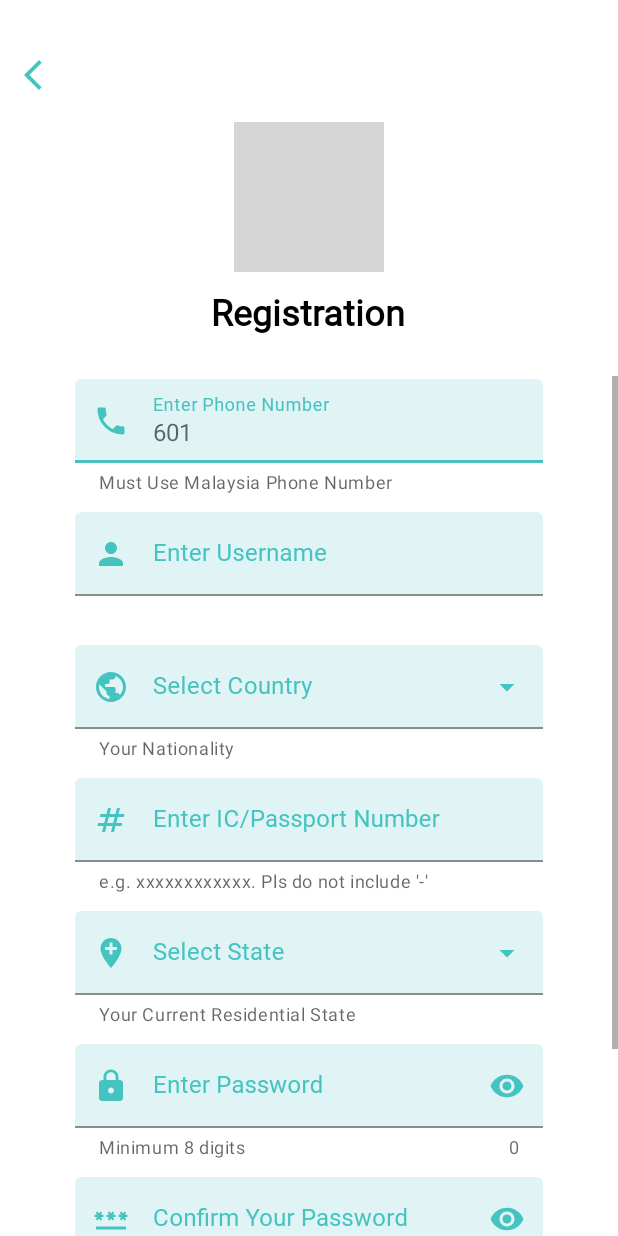
After one commit to ChanZH0525/TraceCovid, an Android app: the register screen opened directly, with no data from a screen before it, on a phone screen of 412 x 824 dp. The commit adds this screen. Run offline under Robolectric (Android 15) with nearby library versions, the phone set to English and light mode, and no system bars; grey boxes are pictures that could not be loaded.

Commit message:
Add Register Page

```diff
--- /dev/null
+++ b/TraceCovid/app/src/main/java/com/example/tracecovid/register.kt
@@ -0,0 +1,28 @@
+package com.example.tracecovid
+
+import androidx.appcompat.app.AppCompatActivity
+import android.os.Bundle
+import android.widget.ArrayAdapter
+import android.widget.AutoCompleteTextView
+
+class register : AppCompatActivity() {
+    override fun onCreate(savedInstanceState: Bundle?) {
+        super.onCreate(savedInstanceState)
+        setContentView(R.layout.activity_register)
+    }
+
+    override fun onResume(){
+        super.onResume()
+
+        val dropdown_country = findViewById<AutoCompleteTextView>(R.id.dropdown_country)
+        val countries = resources.getStringArray(R.array.countries)
+        val arrayAdapter_country = ArrayAdapter(this, R.layout.dropdown_list, countries)
+        dropdown_country.setAdapter(arrayAdapter_country)
+
+        val dropdown_state = findViewById<AutoCompleteTextView>(R.id.dropdown_state)
+        val states = resources.getStringArray(R.array.states)
+        val arrayAdapter_state = ArrayAdapter(this, R.layout.dropdown_list, states)
+        dropdown_country.setAdapter(arrayAdapter_state)
+    }
+
+}
--- /dev/null
+++ b/TraceCovid/app/src/main/res/drawable/ic_baseline_add_location_24.xml
@@ -0,0 +1,5 @@
+<vector android:height="24dp" android:tint="#000000"
+    android:viewportHeight="24" android:viewportWidth="24"
+    android:width="24dp" xmlns:android="http://schemas.android.com/apk/res/android">
+    <path android:fillColor="@android:color/white" android:pathData="M12,2C8.14,2 5,5.14 5,9c0,5.25 7,13 7,13s7,-7.75 7,-13c0,-3.86 -3.14,-7 -7,-7zM16,10h-3v3h-2v-3L8,10L8,8h3L11,5h2v3h3v2z"/>
+</vector>
--- /dev/null
+++ b/TraceCovid/app/src/main/res/drawable/ic_baseline_arrow_drop_down_24.xml
@@ -0,0 +1,5 @@
+<vector android:height="24dp" android:tint="#000000"
+    android:viewportHeight="24" android:viewportWidth="24"
+    android:width="24dp" xmlns:android="http://schemas.android.com/apk/res/android">
+    <path android:fillColor="@android:color/white" android:pathData="M7,10l5,5 5,-5z"/>
+</vector>
--- /dev/null
+++ b/TraceCovid/app/src/main/res/drawable/ic_baseline_numbers_24.xml
@@ -0,0 +1,5 @@
+<vector android:height="24dp" android:tint="#000000"
+    android:viewportHeight="24" android:viewportWidth="24"
+    android:width="24dp" xmlns:android="http://schemas.android.com/apk/res/android">
+    <path android:fillColor="@android:color/white" android:pathData="M20.5,10L21,8h-4l1,-4h-2l-1,4h-4l1,-4h-2L9,8H5l-0.5,2h4l-1,4h-4L3,16h4l-1,4h2l1,-4h4l-1,4h2l1,-4h4l0.5,-2h-4l1,-4H20.5zM13.5,14h-4l1,-4h4L13.5,14z"/>
+</vector>
--- /dev/null
+++ b/TraceCovid/app/src/main/res/drawable/ic_baseline_password_24.xml
@@ -0,0 +1,5 @@
+<vector android:height="24dp" android:tint="#000000"
+    android:viewportHeight="24" android:viewportWidth="24"
+    android:width="24dp" xmlns:android="http://schemas.android.com/apk/res/android">
+    <path android:fillColor="@android:color/white" android:pathData="M2,17h20v2H2V17zM3.15,12.95L4,11.47l0.85,1.48l1.3,-0.75L5.3,10.72H7v-1.5H5.3l0.85,-1.47L4.85,7L4,8.47L3.15,7l-1.3,0.75L2.7,9.22H1v1.5h1.7L1.85,12.2L3.15,12.95zM9.85,12.2l1.3,0.75L12,11.47l0.85,1.48l1.3,-0.75l-0.85,-1.48H15v-1.5h-1.7l0.85,-1.47L12.85,7L12,8.47L11.15,7l-1.3,0.75l0.85,1.47H9v1.5h1.7L9.85,12.2zM23,9.22h-1.7l0.85,-1.47L20.85,7L20,8.47L19.15,7l-1.3,0.75l0.85,1.47H17v1.5h1.7l-0.85,1.48l1.3,0.75L20,11.47l0.85,1.48l1.3,-0.75l-0.85,-1.48H23V9.22z"/>
+</vector>
--- /dev/null
+++ b/TraceCovid/app/src/main/res/drawable/ic_baseline_phone_24.xml
@@ -0,0 +1,5 @@
+<vector android:height="24dp" android:tint="#000000"
+    android:viewportHeight="24" android:viewportWidth="24"
+    android:width="24dp" xmlns:android="http://schemas.android.com/apk/res/android">
+    <path android:fillColor="@android:color/white" android:pathData="M6.62,10.79c1.44,2.83 3.76,5.14 6.59,6.59l2.2,-2.2c0.27,-0.27 0.67,-0.36 1.02,-0.24 1.12,0.37 2.33,0.57 3.57,0.57 0.55,0 1,0.45 1,1V20c0,0.55 -0.45,1 -1,1 -9.39,0 -17,-7.61 -17,-17 0,-0.55 0.45,-1 1,-1h3.5c0.55,0 1,0.45 1,1 0,1.25 0.2,2.45 0.57,3.57 0.11,0.35 0.03,0.74 -0.25,1.02l-2.2,2.2z"/>
+</vector>
--- /dev/null
+++ b/TraceCovid/app/src/main/res/drawable/ic_baseline_public_24.xml
@@ -0,0 +1,5 @@
+<vector android:height="24dp" android:tint="#000000"
+    android:viewportHeight="24" android:viewportWidth="24"
+    android:width="24dp" xmlns:android="http://schemas.android.com/apk/res/android">
+    <path android:fillColor="@android:color/white" android:pathData="M12,2C6.48,2 2,6.48 2,12s4.48,10 10,10 10,-4.48 10,-10S17.52,2 12,2zM11,19.93c-3.95,-0.49 -7,-3.85 -7,-7.93 0,-0.62 0.08,-1.21 0.21,-1.79L9,15v1c0,1.1 0.9,2 2,2v1.93zM17.9,17.39c-0.26,-0.81 -1,-1.39 -1.9,-1.39h-1v-3c0,-0.55 -0.45,-1 -1,-1L8,12v-2h2c0.55,0 1,-0.45 1,-1L11,7h2c1.1,0 2,-0.9 2,-2v-0.41c2.93,1.19 5,4.06 5,7.41 0,2.08 -0.8,3.97 -2.1,5.39z"/>
+</vector>
--- /dev/null
+++ b/TraceCovid/app/src/main/res/layout/activity_register.xml
@@ -0,0 +1,280 @@
+<?xml version="1.0" encoding="utf-8"?>
+<LinearLayout xmlns:android="http://schemas.android.com/apk/res/android"
+    xmlns:app="http://schemas.android.com/apk/res-auto"
+    xmlns:tools="http://schemas.android.com/tools"
+    android:layout_width="match_parent"
+    android:layout_height="match_parent"
+    android:orientation="vertical"
+    tools:context=".register">
+
+    <FrameLayout
+        android:id="@+id/headerFrame"
+        android:layout_width="match_parent"
+        android:layout_height="80dp">
+
+
+        <ImageView
+            android:id="@+id/backBtn"
+            android:layout_width="wrap_content"
+            android:layout_height="wrap_content"
+            android:layout_gravity="left"
+            android:layout_marginTop="38dp"
+            android:layout_marginHorizontal="10dp"
+            app:srcCompat="@drawable/ic_baseline_arrow_back_ios_new_24"
+            app:tint="@color/main_green" />
+
+    </FrameLayout>
+
+    <ImageView
+        android:id="@+id/icon"
+        android:layout_width="100dp"
+        android:layout_height="100dp"
+        android:layout_gravity="center"
+        android:layout_marginStart="10dp"
+        android:layout_marginTop="1dp"
+        android:layout_marginEnd="10dp"
+        android:layout_marginBottom="10dp"
+        android:background="@drawable/RoundIcon" />
+
+    <TextView
+        android:id="@+id/textView1"
+        android:layout_width="wrap_content"
+        android:layout_height="wrap_content"
+        android:layout_marginBottom="25dp"
+        android:layout_gravity="center"
+        android:fontFamily="@font/robotoBold"
+        android:text="Registration"
+        android:textColor="@color/black"
+        android:textSize="24dp"
+        android:textStyle="bold" />
+
+    <ScrollView
+        android:layout_width="match_parent"
+        android:layout_height="wrap_content"
+        android:layout_below="@+id/headerFrame"
+        android:layout_marginTop="1dp"
+        android:scrollbarStyle="insideOverlay">
+
+        <LinearLayout
+            android:layout_width="match_parent"
+            android:layout_height="wrap_content"
+            android:layout_marginTop="2dp"
+            android:layout_marginHorizontal="50dp"
+            android:orientation="vertical">
+
+            <com.google.android.material.textfield.TextInputLayout
+                android:id="@+id/phoneNumber"
+                android:layout_width="match_parent"
+                android:layout_height="wrap_content"
+                android:layout_marginBottom="12dp"
+                android:hint="Enter Phone Number"
+                android:textColorHint="@color/main_green"
+                app:boxBackgroundColor="@color/light_turqoise"
+                app:boxStrokeColor="@color/main_green"
+                app:boxStrokeWidthFocused="2dp"
+                app:endIconMode="clear_text"
+                app:endIconTint="@color/main_green"
+                app:helperText="Must Use Malaysia Phone Number"
+                app:helperTextEnabled="true"
+                app:prefixText="601"
+                app:startIconDrawable="@drawable/ic_baseline_phone_24"
+                app:startIconTint="@color/main_green">
+
+                <com.google.android.material.textfield.TextInputEditText
+                    android:layout_width="match_parent"
+                    android:layout_height="wrap_content"
+                    android:fontFamily="@font/roboto"
+                    android:inputType="text|phone"
+                    android:textColor="@color/black" />
+
+            </com.google.android.material.textfield.TextInputLayout>
+
+            <com.google.android.material.textfield.TextInputLayout
+                android:id="@+id/name"
+                android:layout_width="match_parent"
+                android:layout_height="wrap_content"
+                android:layout_marginBottom="12dp"
+                android:hint="Enter Username"
+                android:textColorHint="@color/main_green"
+                app:boxBackgroundColor="@color/light_turqoise"
+                app:boxStrokeColor="@color/main_green"
+                app:boxStrokeWidthFocused="2dp"
+                app:endIconMode="clear_text"
+                app:endIconTint="@color/main_green"
+                app:helperText=" "
+                app:helperTextEnabled="true"
+                app:startIconDrawable="@drawable/ic_baseline_person_24"
+                app:startIconTint="@color/main_green">
+
+                <com.google.android.material.textfield.TextInputEditText
+                    android:layout_width="match_parent"
+                    android:layout_height="wrap_content"
+                    android:fontFamily="@font/roboto"
+                    android:inputType="textPersonName"
+                    android:textColor="@color/black" />
+
+            </com.google.android.material.textfield.TextInputLayout>
+
+            <com.google.android.material.textfield.TextInputLayout
+                android:id="@+id/nationality"
+                style="@style/Widget.MaterialComponents.TextInputLayout.FilledBox.ExposedDropdownMenu"
+                android:layout_width="match_parent"
+                android:layout_height="wrap_content"
+                android:layout_marginBottom="12dp"
+                android:textColorHint="@color/main_green"
+                app:boxBackgroundColor="@color/light_turqoise"
+                app:boxStrokeColor="@color/main_green"
+                app:boxStrokeWidthFocused="2dp"
+                app:endIconDrawable="@drawable/ic_baseline_arrow_drop_down_24"
+                app:endIconTint="@color/main_green"
+                app:helperText="Your Nationality"
+                app:helperTextEnabled="true"
+                app:startIconDrawable="@drawable/ic_baseline_public_24"
+                app:startIconTint="@color/main_green">
+
+                <AutoCompleteTextView
+                    android:id="@+id/dropdown_country"
+                    android:layout_width="match_parent"
+                    android:layout_height="wrap_content"
+                    android:layout_weight="1"
+                    android:fontFamily="@font/roboto"
+                    android:hint="Select Country"
+                    android:inputType="none"
+                    android:textColor="@color/black" />
+
+
+            </com.google.android.material.textfield.TextInputLayout>
+
+            <com.google.android.material.textfield.TextInputLayout
+                android:id="@+id/ic"
+                android:layout_width="match_parent"
+                android:layout_height="wrap_content"
+                android:layout_marginBottom="12dp"
+                android:hint="Enter IC/Passport Number"
+                android:textColorHint="@color/main_green"
+                app:boxBackgroundColor="@color/light_turqoise"
+                app:boxStrokeColor="@color/main_green"
+                app:boxStrokeWidthFocused="2dp"
+                app:endIconMode="clear_text"
+                app:endIconTint="@color/main_green"
+                app:helperText="e.g. xxxxxxxxxxxx. Pls do not include '-'"
+                app:helperTextEnabled="true"
+                app:startIconDrawable="@drawable/ic_baseline_numbers_24"
+                app:startIconTint="@color/main_green">
+
+                <com.google.android.material.textfield.TextInputEditText
+                    android:layout_width="match_parent"
+                    android:layout_height="wrap_content"
+                    android:fontFamily="@font/roboto"
+                    android:inputType="textPersonName"
+                    android:textColor="@color/black" />
+
+            </com.google.android.material.textfield.TextInputLayout>
+
+
+            <com.google.android.material.textfield.TextInputLayout
+                android:id="@+id/state"
+                style="@style/Widget.MaterialComponents.TextInputLayout.FilledBox.ExposedDropdownMenu"
+                android:layout_width="match_parent"
+                android:layout_height="wrap_content"
+                android:layout_marginBottom="12dp"
+                android:textColorHint="@color/main_green"
+                app:boxBackgroundColor="@color/light_turqoise"
+                app:boxStrokeColor="@color/main_green"
+                app:boxStrokeWidthFocused="2dp"
+                app:endIconDrawable="@drawable/ic_baseline_arrow_drop_down_24"
+                app:endIconTint="@color/main_green"
+                app:helperText="Your Current Residential State"
+                app:helperTextEnabled="true"
+                app:startIconDrawable="@drawable/ic_baseline_add_location_24"
+                app:startIconTint="@color/main_green">
+
+                <AutoCompleteTextView
+                    android:id="@+id/dropdown_state"
+                    android:layout_width="match_parent"
+                    android:layout_height="wrap_content"
+                    android:layout_weight="1"
+                    android:fontFamily="@font/roboto"
+                    android:hint="Select State"
+                    android:inputType="none"
+                    android:textColor="@color/black" />
+
+            </com.google.android.material.textfield.TextInputLayout>
+
+            <com.google.android.material.textfield.TextInputLayout
+                android:id="@+id/password"
+                android:layout_width="match_parent"
+                android:layout_height="wrap_content"
+                android:layout_marginBottom="12dp"
+                android:hint="Enter Password"
+                android:textColorHint="@color/main_green"
+                app:boxBackgroundColor="@color/light_turqoise"
+                app:boxStrokeColor="@color/main_green"
+                app:boxStrokeWidthFocused="2dp"
+                app:counterEnabled="true"
+                app:endIconMode="password_toggle"
+                app:endIconTint="@color/main_green"
+                app:helperText="Minimum 8 digits"
+                app:helperTextEnabled="true"
+                app:startIconDrawable="@drawable/ic_baseline_lock_24"
+                app:startIconTint="@color/main_green">
+
+                <com.google.android.material.textfield.TextInputEditText
+                    android:layout_width="match_parent"
+                    android:layout_height="wrap_content"
+                    android:fontFamily="@font/roboto"
+                    android:inputType="textPassword"
+                    android:textColor="@color/black" />
+
+            </com.google.android.material.textfield.TextInputLayout>
+
+            <com.google.android.material.textfield.TextInputLayout
+                android:id="@+id/confirmpassword"
+                android:layout_width="match_parent"
+                android:layout_height="wrap_content"
+                android:layout_marginBottom="12dp"
+                android:hint="Confirm Your Password"
+                android:textColorHint="@color/main_green"
+                app:boxBackgroundColor="@color/light_turqoise"
+                app:boxStrokeColor="@color/main_green"
+                app:boxStrokeWidthFocused="2dp"
+                app:counterEnabled="true"
+                app:endIconMode="password_toggle"
+                app:endIconTint="@color/main_green"
+                app:helperText=" "
+                app:helperTextEnabled="true"
+                app:startIconDrawable="@drawable/ic_baseline_password_24"
+                app:startIconTint="@color/main_green">
+
+                <com.google.android.material.textfield.TextInputEditText
+                    android:layout_width="match_parent"
+                    android:layout_height="wrap_content"
+                    android:fontFamily="@font/roboto"
+                    android:inputType="textPassword"
+                    android:textColor="@color/black" />
+
+            </com.google.android.material.textfield.TextInputLayout>
+
+
+            <Button
+                android:id="@+id/signupBtn"
+                android:layout_width="180dp"
+                android:layout_height="50dp"
+                android:layout_gravity="center"
+                android:layout_marginTop="10dp"
+                android:layout_marginBottom="50dp"
+                android:background="@drawable/bg_button"
+                android:fontFamily="@font/roboto"
+                android:gravity="center"
+                android:text="Sign Up"
+                android:textAlignment="center"
+                android:textAllCaps="false"
+                android:textColor="@color/white"
+                android:textSize="18dp"
+                android:textStyle="bold" />
+
+
+        </LinearLayout>
+    </ScrollView>
+
+</LinearLayout>
--- /dev/null
+++ b/TraceCovid/app/src/main/res/layout/dropdown_list.xml
@@ -0,0 +1,9 @@
+<TextView xmlns:android="http://schemas.android.com/apk/res/android"
+    android:id="@+id/textView"
+    android:layout_width="match_parent"
+    android:layout_height="wrap_content"
+    android:padding="14dp"
+    android:textSize="16dp"
+    android:text="TextView"
+    android:fontFamily="@font/roboto"
+    android:textColor="@color/black" />
--- a/TraceCovid/app/src/main/res/values/strings.xml
+++ b/TraceCovid/app/src/main/res/values/strings.xml
@@ -5,6 +5,7 @@
     <string name="info1">The Malaysian government has planned to produce COVID-19 vaccine through multiple agencies and companies in order to vaccinate at least 80% of population.</string>
     <string name="info2">The vaccine will be provided for free to all citizens and non-citizens Malaysia.</string>
     <string name="info3">Click to know more about LINDUNG DIRI, LINDUNG SEMUA Programme and COVID-19 vaccination.</string>
+
     <string-array name="checkinlocations">
         <item>XMUM Malaysia campus</item>
         <item>McDonald</item>
@@ -12,4 +13,27 @@
         <item>ERL Salak Tinggi</item>
     </string-array>
     <string name="underlineFgtPwd"><u>Forgot Password?</u></string>
+
+    <string-array name="countries">
+        <item>Malaysia</item>
+        <item>Singapore</item>
+    </string-array>
+
+    <string-array name="states">
+        <item>Johor</item>
+        <item>Kedah</item>
+        <item>Kelantan</item>
+        <item>Malacca</item>
+        <item>Negeri Sembilan</item>
+        <item>Pahang</item>
+        <item>Perak</item>
+        <item>Perlis</item>
+        <item>Sabah</item>
+        <item>Sarawak</item>
+        <item>Selangor</item>
+        <item>Terengganu</item>
+        <item>Kuala Lumpur</item>
+        <item>Labuan</item>
+        <item>Putrajaya</item>
+    </string-array>
 </resources>
```
Also changed, not shown: TraceCovid/app/src/main/AndroidManifest.xml (+4 -8 lines).
